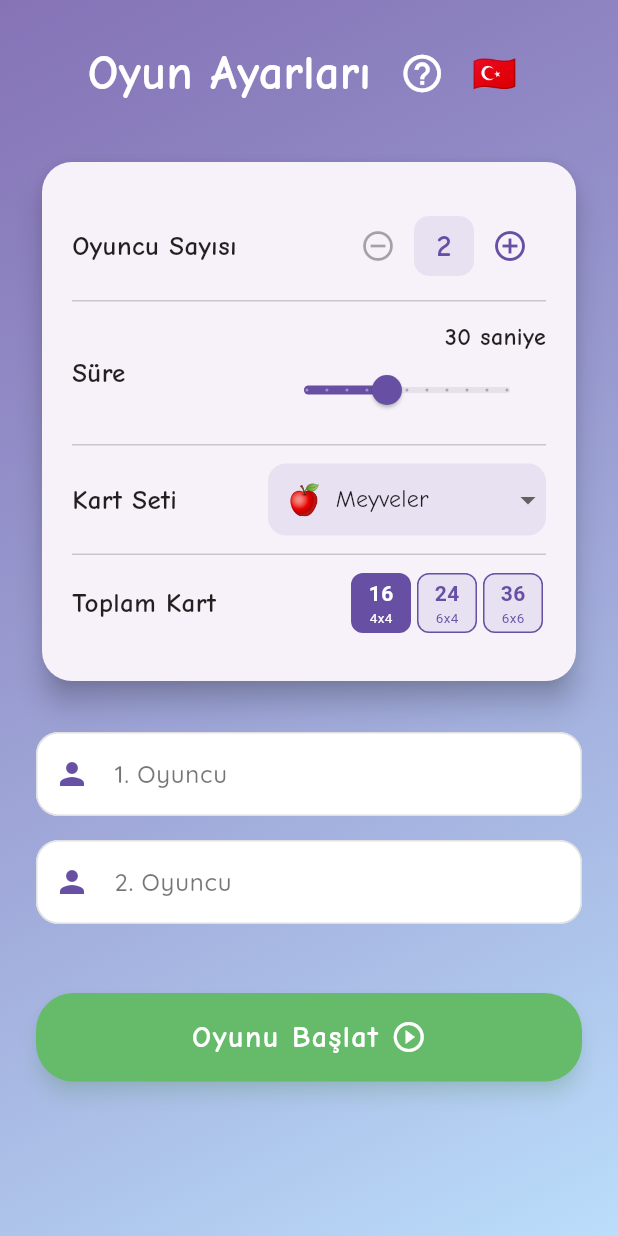
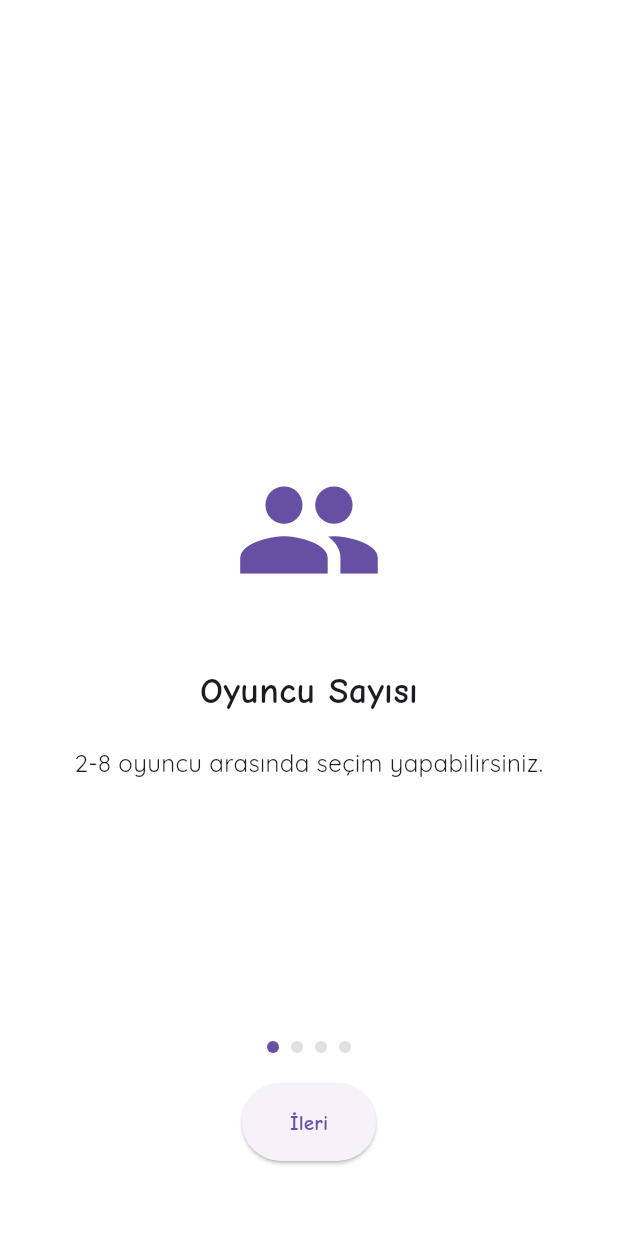
Before and after one commit to mehmeteminnnn/aklimda, a Flutter app: the screen it shows after launch, on a phone screen of 412 x 824 dp. Run offline on Flutter 3.47's test engine with Material 3 defaults, Android fonts, the phone set to English and light mode, and no system bars; our stand-ins replace confetti, google_mobile_ads, lottie, shared_preferences; Roboto replaces fonts that are missing (Comic Sans MS).

Commit message:
aklımda v1.0.2

```diff
--- a/lib/main.dart
+++ b/lib/main.dart
@@ -6,20 +6,28 @@ import 'providers/game_provider.dart';
 import 'providers/language_provider.dart';
 import 'utils/theme.dart';
 import 'package:google_mobile_ads/google_mobile_ads.dart';
+import 'package:shared_preferences/shared_preferences.dart';
+import 'screens/tutorial_screen.dart';
 
 final navigatorKey = GlobalKey<NavigatorState>();
 
-void main() {
+void main() async {
   WidgetsFlutterBinding.ensureInitialized();
+  final prefs = await SharedPreferences.getInstance();
+  final isFirstTime = prefs.getBool('isFirstTime') ?? true;
+
   MobileAds.instance.initialize().then((initializationStatus) {
     debugPrint(
         'MobileAds initialization status: ${initializationStatus.adapterStatuses}');
   });
-  runApp(const MyApp());
+
+  runApp(MyApp(isFirstTime: isFirstTime));
 }
 
 class MyApp extends StatelessWidget {
-  const MyApp({super.key});
+  final bool isFirstTime;
+
+  const MyApp({super.key, required this.isFirstTime});
 
   @override
   Widget build(BuildContext context) {
@@ -33,7 +41,7 @@ class MyApp extends StatelessWidget {
         title: 'Aklımda',
         theme: AppTheme.lightTheme,
         navigatorKey: navigatorKey,
-        home: const SplashScreen(),
+        home: isFirstTime ? const TutorialScreen() : const SplashScreen(),
         routes: {
           '/setup': (context) => const GameSetupScreen(),
         },
--- /dev/null
+++ b/lib/screens/tutorial_screen.dart
@@ -0,0 +1,151 @@
+import 'package:flutter/material.dart';
+import 'package:shared_preferences/shared_preferences.dart';
+import 'splash_screen.dart';
+
+class TutorialScreen extends StatefulWidget {
+  const TutorialScreen({super.key});
+
+  @override
+  State<TutorialScreen> createState() => _TutorialScreenState();
+}
+
+class _TutorialScreenState extends State<TutorialScreen> {
+  final PageController _pageController = PageController();
+  int _currentPage = 0;
+
+  final List<TutorialPage> _pages = [
+    const TutorialPage(
+      icon: Icons.people,
+      title: 'Oyuncu Sayısı',
+      description: '2-8 oyuncu arasında seçim yapabilirsiniz.',
+    ),
+    const TutorialPage(
+      icon: Icons.timer,
+      title: 'Süre Limiti',
+      description:
+          'Her oyuncunun hamle yapması için belirli bir süresi vardır.',
+    ),
+    const TutorialPage(
+      icon: Icons.grid_4x4,
+      title: 'Kart Sayısı',
+      description:
+          'Farklı zorluk seviyeleri için kart sayısını ayarlayabilirsiniz.',
+    ),
+    const TutorialPage(
+      icon: Icons.emoji_emotions,
+      title: 'Kart Setleri',
+      description: 'Meyveler, hayvanlar, emojiler ve daha fazlası!',
+    ),
+  ];
+
+  void _finishTutorial() async {
+    final prefs = await SharedPreferences.getInstance();
+    await prefs.setBool('isFirstTime', false);
+
+    if (!mounted) return;
+    Navigator.pushReplacement(
+      context,
+      MaterialPageRoute(builder: (context) => const SplashScreen()),
+    );
+  }
+
+  @override
+  Widget build(BuildContext context) {
+    return Scaffold(
+      body: Stack(
+        children: [
+          PageView.builder(
+            controller: _pageController,
+            itemCount: _pages.length,
+            onPageChanged: (index) {
+              setState(() => _currentPage = index);
+            },
+            itemBuilder: (context, index) => _pages[index],
+          ),
+          Positioned(
+            bottom: 50,
+            left: 0,
+            right: 0,
+            child: Column(
+              children: [
+                Row(
+                  mainAxisAlignment: MainAxisAlignment.center,
+                  children: List.generate(
+                    _pages.length,
+                    (index) => Container(
+                      margin: const EdgeInsets.symmetric(horizontal: 4),
+                      width: 8,
+                      height: 8,
+                      decoration: BoxDecoration(
+                        shape: BoxShape.circle,
+                        color: _currentPage == index
+                            ? Theme.of(context).primaryColor
+                            : Colors.grey.shade300,
+                      ),
+                    ),
+                  ),
+                ),
+                const SizedBox(height: 20),
+                ElevatedButton(
+                  onPressed: _currentPage == _pages.length - 1
+                      ? _finishTutorial
+                      : () => _pageController.nextPage(
+                            duration: const Duration(milliseconds: 300),
+                            curve: Curves.easeInOut,
+                          ),
+                  child: Text(
+                    _currentPage == _pages.length - 1 ? 'Başla' : 'İleri',
+                  ),
+                ),
+              ],
+            ),
+          ),
+        ],
+      ),
+    );
+  }
+}
+
+class TutorialPage extends StatelessWidget {
+  final IconData icon;
+  final String title;
+  final String description;
+
+  const TutorialPage({
+    super.key,
+    required this.icon,
+    required this.title,
+    required this.description,
+  });
+
+  @override
+  Widget build(BuildContext context) {
+    return Padding(
+      padding: const EdgeInsets.all(40),
+      child: Column(
+        mainAxisAlignment: MainAxisAlignment.center,
+        children: [
+          Icon(icon, size: 100, color: Theme.of(context).primaryColor),
+          const SizedBox(height: 40),
+          Text(
+            title,
+            style: const TextStyle(
+              fontSize: 24,
+              fontFamily: 'ComicNeue',
+              fontWeight: FontWeight.bold,
+            ),
+          ),
+          const SizedBox(height: 20),
+          Text(
+            description,
+            textAlign: TextAlign.center,
+            style: const TextStyle(
+              fontSize: 16,
+              fontFamily: 'Quicksand',
+            ),
+          ),
+        ],
+      ),
+    );
+  }
+}
--- a/lib/widgets/memory_card.dart
+++ b/lib/widgets/memory_card.dart
@@ -12,7 +12,7 @@ class MemoryCard extends StatelessWidget {
   double _getEmojiSize(BuildContext context) {
     final cardCount = context.read<GameProvider>().cards.length;
     if (cardCount <= 16) return 48;
-    if (cardCount <= 24) return 32;
+    if (cardCount <= 24) return 29;
     if (cardCount <= 36) return 28;
     return 24;
   }
--- a/pubspec.yaml
+++ b/pubspec.yaml
@@ -38,7 +38,7 @@ dependencies:
   confetti: ^0.7.0
   lottie: ^3.1.0
   google_mobile_ads: ^4.0.0
-  shared_preferences: ^2.4.0
+  shared_preferences: ^2.5.1
 
 dev_dependencies:
   flutter_test:
```
Also changed, not shown: lib/providers/game_provider.dart (+4 -3 lines), lib/screens/game_screen.dart (+41 -2 lines), lib/widgets/game_over_dialog.dart (+26 -1 lines), pubspec.lock, 2 other files.
